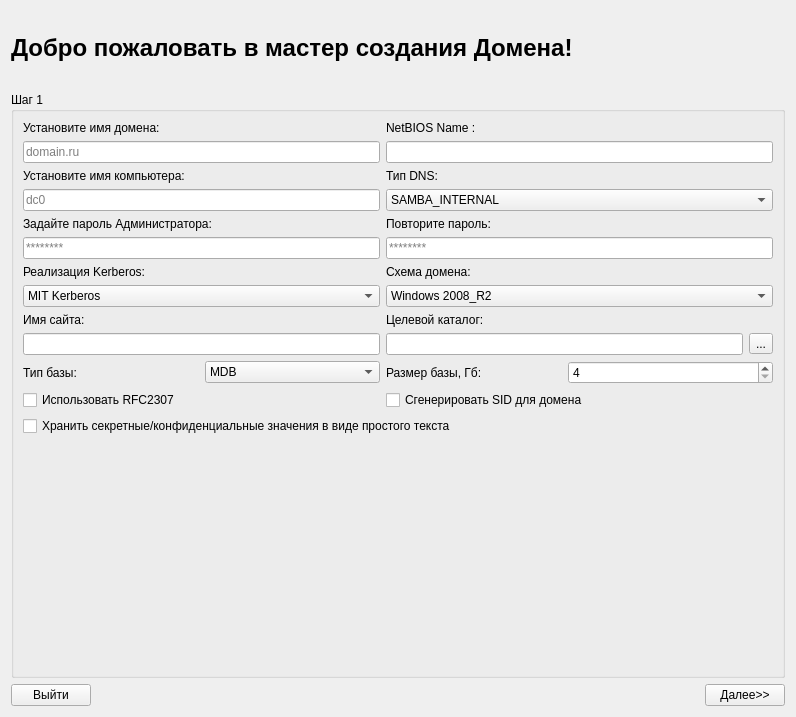
AntProBasealt/domain-manager, file step_0-2.ui: the form before one commit.
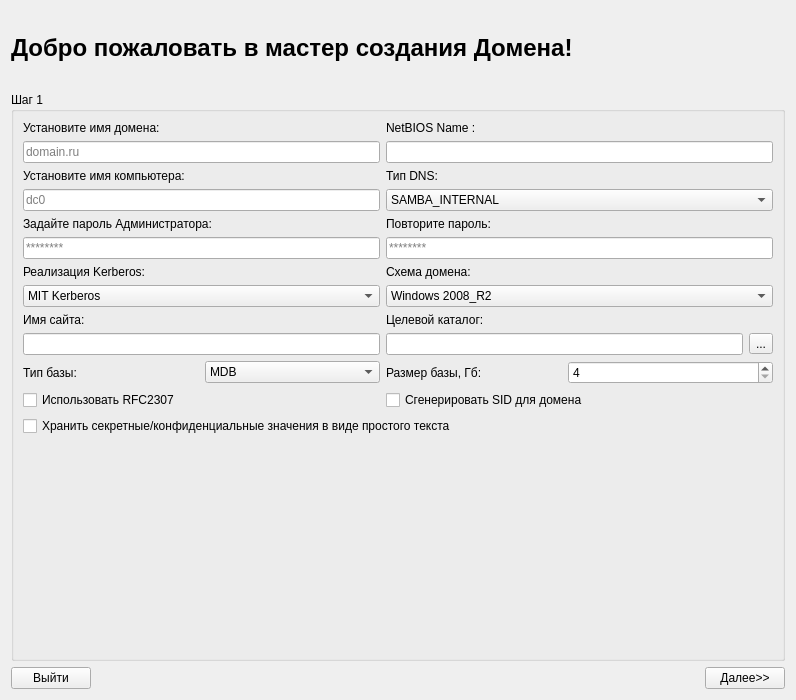
The form after the commit. Icons and pictures are not drawn.

Commit message: feat: add final widget

Patch:
```diff
--- a/step_0-2.ui
+++ b/step_0-2.ui
@@ -7,7 +7,7 @@
     <x>0</x>
     <y>0</y>
     <width>792</width>
-    <height>717</height>
+    <height>700</height>
    </rect>
   </property>
   <property name="windowTitle">
```
The commit also changes 4 other files.
